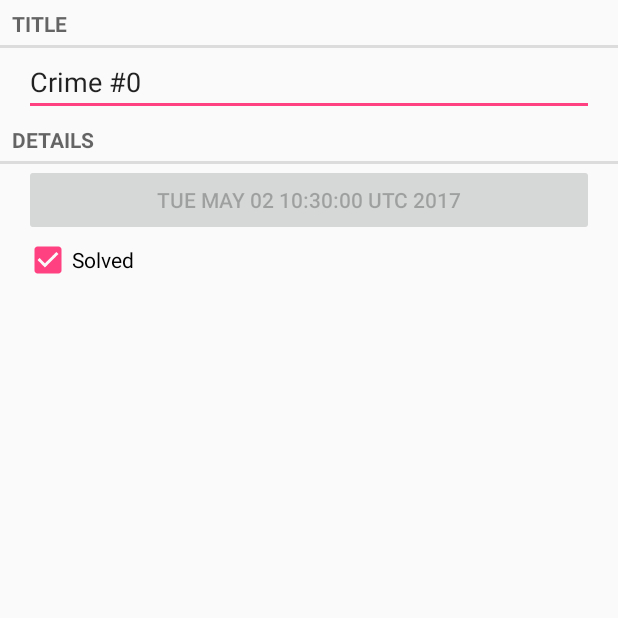
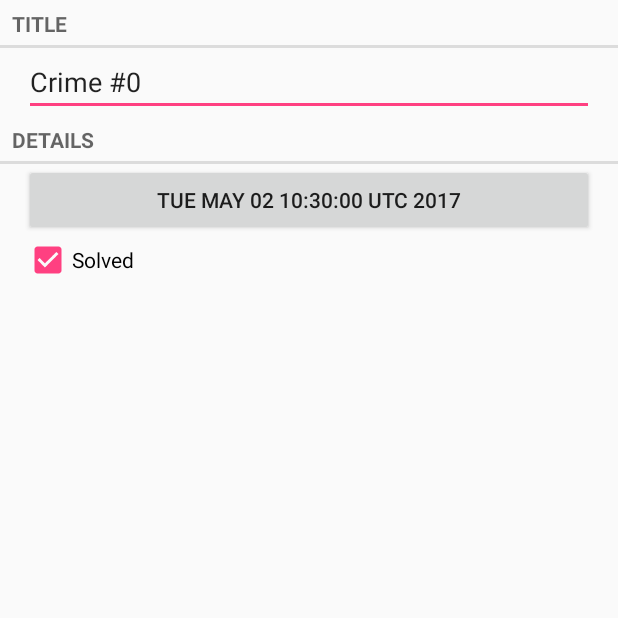
Before and after one commit to restress/androidDemos, an Android app: the screen it shows after launch (CrimeActivity before the commit, CrimePagerActivity after it), after a tap on an icon or button, on a phone screen of 412 x 824 dp, the top half of it. Run offline under Robolectric (Android 15) with nearby library versions, the phone set to English and light mode, and no system bars.

Commit message:
DailogFragment
DailogFragment&data through ftagments

```diff
--- a/CriminalIntent/app/build.gradle
+++ b/CriminalIntent/app/build.gradle
@@ -29,6 +29,7 @@
     testCompile 'junit:junit:4.12'
     compile 'com.android.support:support-v4:25.3.1'
     compile 'com.android.support:recyclerview-v7:26.0.0-alpha1'
+    compile 'com.android.support:appcompat-v7:26.0.0-alpha1'
 }
 
 configurations.all {
--- a/CriminalIntent/app/src/main/AndroidManifest.xml
+++ b/CriminalIntent/app/src/main/AndroidManifest.xml
@@ -16,7 +16,7 @@
             </intent-filter>
         </activity>
 
-        <activity android:name=".CrimeActivity"
+        <activity android:name=".CrimePagerActivity"
             android:label="@string/app_name">
         </activity>
     </application>
--- a/CriminalIntent/app/src/main/java/com/example/restress/criminalintent/Crime.java
+++ b/CriminalIntent/app/src/main/java/com/example/restress/criminalintent/Crime.java
@@ -19,9 +19,14 @@
         mSolved = solved;
     }
 
+    public void setDate(Date date) {
+        mDate = date;
+    }
+
     public UUID getId() {
 
         return mId;
+
     }
 
     public String getTitle() {
--- a/CriminalIntent/app/src/main/java/com/example/restress/criminalintent/CrimeActivity.java
+++ b/CriminalIntent/app/src/main/java/com/example/restress/criminalintent/CrimeActivity.java
@@ -11,7 +11,7 @@
 
 public class CrimeActivity extends SingleFragmentActivity {
 
-    public static final String EXTRA_CRIME_ID = "com.example.restress.criminalintent.crime_id";
+    private static final String EXTRA_CRIME_ID = "com.example.restress.criminalintent.crime_id";
 
     public static Intent newIntent(Context packageContext, UUID crimeId){
         Intent intent = new Intent(packageContext,CrimeActivity.class);
@@ -21,7 +21,10 @@
 
 
     @Override
-    protected Fragment createFragment(){
-        return new CrimeFragment();
+    protected Fragment createFragment()
+    {
+        /*return new CrimeFragment();*/
+        UUID crimeId =(UUID) getIntent().getSerializableExtra(EXTRA_CRIME_ID);
+        return CrimeFragment.newInstance(crimeId);
     }
 }
--- a/CriminalIntent/app/src/main/java/com/example/restress/criminalintent/CrimeFragment.java
+++ b/CriminalIntent/app/src/main/java/com/example/restress/criminalintent/CrimeFragment.java
@@ -1,9 +1,12 @@
 package com.example.restress.criminalintent;
 
 
+import android.app.Activity;
+import android.content.Intent;
 import android.os.Bundle;
 import android.support.annotation.CheckResult;
 import android.support.annotation.Nullable;
+import android.support.v4.app.FragmentManager;
 import android.text.Editable;
 import android.text.TextWatcher;
 import android.view.LayoutInflater;
@@ -14,6 +17,7 @@
 import android.widget.CompoundButton;
 import android.widget.EditText;
 
+import java.util.Date;
 import java.util.UUID;
 
 /**
@@ -26,12 +30,25 @@
     private Button mDateButton;
     private CheckBox mSolvedCheckBox;
 
+    private static final String ARG_CRIME_ID = "crime_id";
+    private static final String DIALOG_DATE = "DialogDate";
+    private static final int REQUEST_DATE = 0;
+
+    public static CrimeFragment newInstance(UUID crimeId){
+        Bundle args = new Bundle();
+        args.putSerializable(ARG_CRIME_ID,crimeId);
+
+        CrimeFragment fragment = new CrimeFragment();
+        fragment.setArguments(args);
+        return fragment;
+    }
+
+
     @Override
     public void onCreate(@Nullable Bundle savedInstanceState) {
         super.onCreate(savedInstanceState);
         /*mCrime = new Crime();*/
-        UUID crimeId = (UUID) getActivity().getIntent()
-                .getSerializableExtra(CrimeActivity.EXTRA_CRIME_ID);
+        UUID crimeId = (UUID) getArguments().getSerializable(ARG_CRIME_ID);
         mCrime =CrimeLab.get(getActivity()).getCrime(crimeId);
     }
 
@@ -52,6 +69,7 @@
             @Override
             public void onTextChanged(CharSequence s, int start, int before, int count) {
                 mCrime.setTitle(s.toString());
+                /*returnResult(mCrime.get);*/
             }
 
             @Override
@@ -61,8 +79,19 @@
         });
 
         mDateButton = (Button)v.findViewById(R.id.crime_date);
-        mDateButton.setText(mCrime.getDate().toString());
-        mDateButton.setEnabled(false);
+        updateDate();
+        /*mDateButton.setEnabled(false);*/
+        mDateButton.setOnClickListener(new View.OnClickListener(){
+            @Override
+            public void onClick(View v) {
+                FragmentManager manager = getFragmentManager();
+                /*DatePickerFragment dialog =new DatePickerFragment();*/
+                DatePickerFragment dialog = DatePickerFragment
+                        .newInstance(mCrime.getDate());
+                dialog.setTargetFragment(CrimeFragment.this,REQUEST_DATE);
+                dialog.show(manager,DIALOG_DATE);
+            }
+        });
 
         mSolvedCheckBox= (CheckBox)v.findViewById(R.id.crime_solved);
         mSolvedCheckBox.setChecked(mCrime.isSolved());
@@ -76,4 +105,28 @@
 
         return v;
     }
+
+    @Override
+    public void onActivityResult(int requestCode,int resultCode,Intent data){
+        if (resultCode != Activity.RESULT_OK){
+            return;
+        }
+
+        if (requestCode == REQUEST_DATE){
+            Date date = (Date) data
+                    .getSerializableExtra(DatePickerFragment.EXTRA_DATE);
+            mCrime.setDate(date);
+            updateDate();
+        }
+    }
+
+    private void updateDate() {
+        mDateButton.setText(mCrime.getDate().toString());
+    }
+
+    public void returnResult(int position){
+        Intent intent = new Intent();
+        intent.putExtra(CrimeListFragment.CHANGE_CRIME_POSITION,position);
+        getActivity().setResult(Activity.RESULT_OK,intent);
+    }
 }
--- a/CriminalIntent/app/src/main/java/com/example/restress/criminalintent/CrimeListFragment.java
+++ b/CriminalIntent/app/src/main/java/com/example/restress/criminalintent/CrimeListFragment.java
@@ -20,6 +20,9 @@
  */
 
 public class CrimeListFragment extends Fragment {
+    private static final int REQUEST_CRIME = 1;
+    public static final String CHANGE_CRIME_POSITION = "com.example.restress.criminalintent.crimelistfragment";
+
     private RecyclerView mCrimeRecyclerView;
     private CrimeAdapter mAdapter;
 
@@ -38,12 +41,23 @@
         return view;
     }
 
+    @Override
+    public void onResume(){
+        super.onResume();
+        updateUI();
+    }
+
     private void updateUI(){
         CrimeLab crimeLab = CrimeLab.get(getActivity());
         List<Crime> crimes = crimeLab.getCrimes();
 
-        mAdapter = new CrimeAdapter(crimes);
-        mCrimeRecyclerView.setAdapter(mAdapter);
+        if (mAdapter == null){
+            mAdapter = new CrimeAdapter(crimes);
+            mCrimeRecyclerView.setAdapter(mAdapter);
+        }else {
+            mAdapter.notifyDataSetChanged();//adapter自带的刷新界面的方法。
+        }
+
 
     }
 
@@ -56,8 +70,6 @@
         public CrimeHolder(View itemView){
             super(itemView);
             itemView.setOnClickListener(this);
-
-
 
             mTitleTextView = (TextView)
                     itemView.findViewById(R.id.list_item_crime_title_text_view);
@@ -72,8 +84,9 @@
 
             /*Toast.makeText(getActivity(),mCrime.getTitle() + " clicked!", Toast.LENGTH_SHORT).show();*/
            /* Intent intent = new Intent(getActivity(),CrimeActivity.class);*/
-           Intent intent = CrimeActivity.newIntent(getActivity(),mCrime.getId());
-            startActivity(intent);
+           /*Intent intent = CrimeActivity.newIntent(getActivity(),mCrime.getId());*/
+            Intent intent = CrimePagerActivity.newIntent(getActivity(),mCrime.getId());
+           startActivityForResult(intent,REQUEST_CRIME);
 
         }
 
@@ -84,6 +97,13 @@
             mSolvedCheckBox.setChecked(mCrime.isSolved());
         }
 
+    }
+
+    @Override
+    public void onActivityResult(int requestCode,int resultCode,Intent data){
+        if (requestCode == REQUEST_CRIME){
+            //Handle result
+        }
     }
 
     private class CrimeAdapter extends RecyclerView.Adapter<CrimeHolder>{
--- /dev/null
+++ b/CriminalIntent/app/src/main/java/com/example/restress/criminalintent/CrimePagerActivity.java
@@ -0,0 +1,64 @@
+package com.example.restress.criminalintent;
+
+import android.content.Context;
+import android.content.Intent;
+import android.os.Bundle;
+import android.support.annotation.Nullable;
+import android.support.v4.app.Fragment;
+import android.support.v4.app.FragmentActivity;
+import android.support.v4.app.FragmentManager;
+import android.support.v4.app.FragmentStatePagerAdapter;
+import android.support.v4.view.ViewPager;
+
+import java.util.List;
+import java.util.UUID;
+
+/**
+ * Created by restress on 2017/5/1.
+ */
+
+public class CrimePagerActivity extends FragmentActivity {
+
+    private static final String EXTRA_CRIME_ID =
+            "com.example.restress.criminalintent.crime_id";
+
+    private ViewPager mViewPager;
+    private List<Crime> mCrimes;
+
+    public static Intent newIntent(Context context, UUID crimeId){
+        Intent intent =new Intent(context,CrimePagerActivity.class);
+        intent.putExtra(EXTRA_CRIME_ID,crimeId);
+        return intent;
+    }
+
+    @Override
+    protected void onCreate(@Nullable Bundle savedInstanceState) {
+        super.onCreate(savedInstanceState);
+        setContentView(R.layout.activity_crime_pager);
+
+        UUID crimeId = (UUID) getIntent().getSerializableExtra(EXTRA_CRIME_ID);
+        mViewPager = (ViewPager) findViewById(R.id.activity_crime_pager_view_pager);
+
+        mCrimes = CrimeLab.get(this).getCrimes();
+        FragmentManager fragmentManager = getSupportFragmentManager();
+        mViewPager.setAdapter(new FragmentStatePagerAdapter(fragmentManager) {
+            @Override
+            public Fragment getItem(int position) {
+                Crime crime =mCrimes.get(position);
+                return CrimeFragment.newInstance(crime.getId());
+            }
+
+            @Override
+            public int getCount() {
+                return mCrimes.size();
+            }
+        });
+
+        for (int i = 0; i<mCrimes.size();i++){
+            if (mCrimes.get(i).getId().equals(crimeId)){
+                mViewPager.setCurrentItem(i);
+                break;
+            }
+        }
+    }
+}
--- /dev/null
+++ b/CriminalIntent/app/src/main/res/layout/activity_crime_pager.xml
@@ -0,0 +1,15 @@
+<?xml version="1.0" encoding="utf-8"?>
+<LinearLayout xmlns:android="http://schemas.android.com/apk/res/android"
+              android:orientation="vertical"
+              android:layout_width="match_parent"
+              android:layout_height="match_parent">
+
+    <android.support.v4.view.ViewPager
+        android:id="@+id/activity_crime_pager_view_pager"
+        android:layout_width="match_parent"
+        android:layout_height="match_parent">
+
+    </android.support.v4.view.ViewPager>
+
+
+</LinearLayout>
--- a/CriminalIntent/app/src/main/res/values/strings.xml
+++ b/CriminalIntent/app/src/main/res/values/strings.xml
@@ -4,6 +4,7 @@
     <string name="crime_title_lable">Title</string>
     <string name="crime_detail_lable">Details</string>
     <string name="crime_solved_lable">Solved</string>
+    <string name="date_picker_title">Date of crime:</string>
 
 
 
```
Also changed, not shown: CriminalIntent/app/src/main/java/com/example/restress/criminalintent/DatePickerFragment.java (added, +83 -0 lines), CriminalIntent/app/src/main/res/layout/dialog_date.xml (added, +8 -0 lines).
